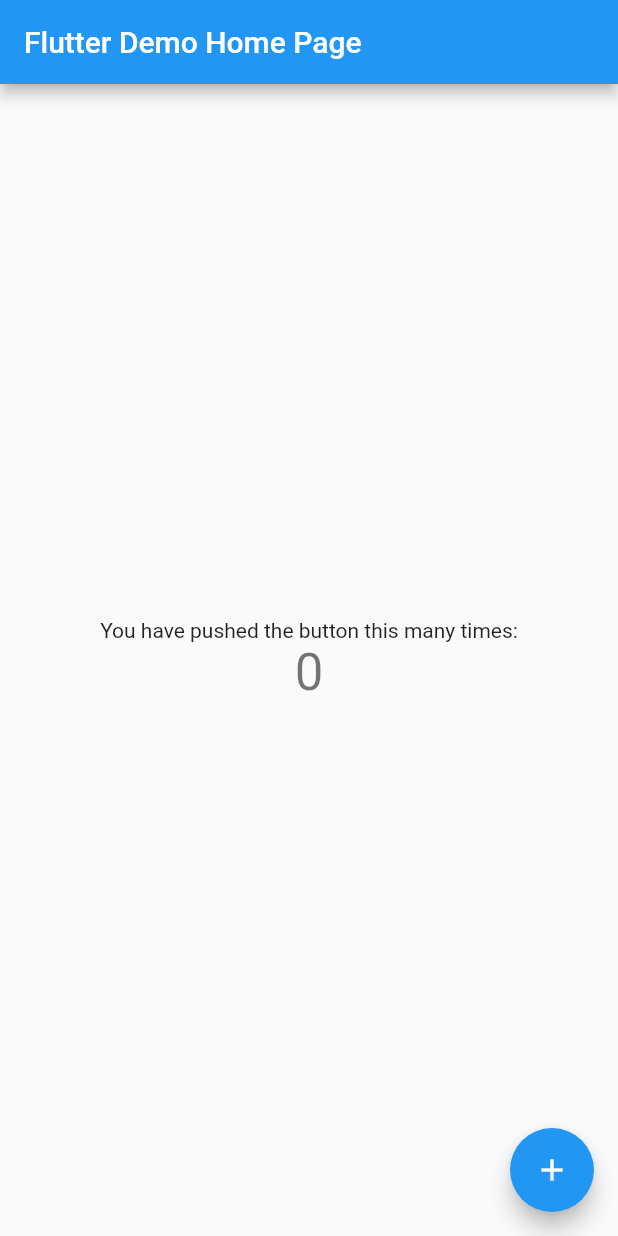
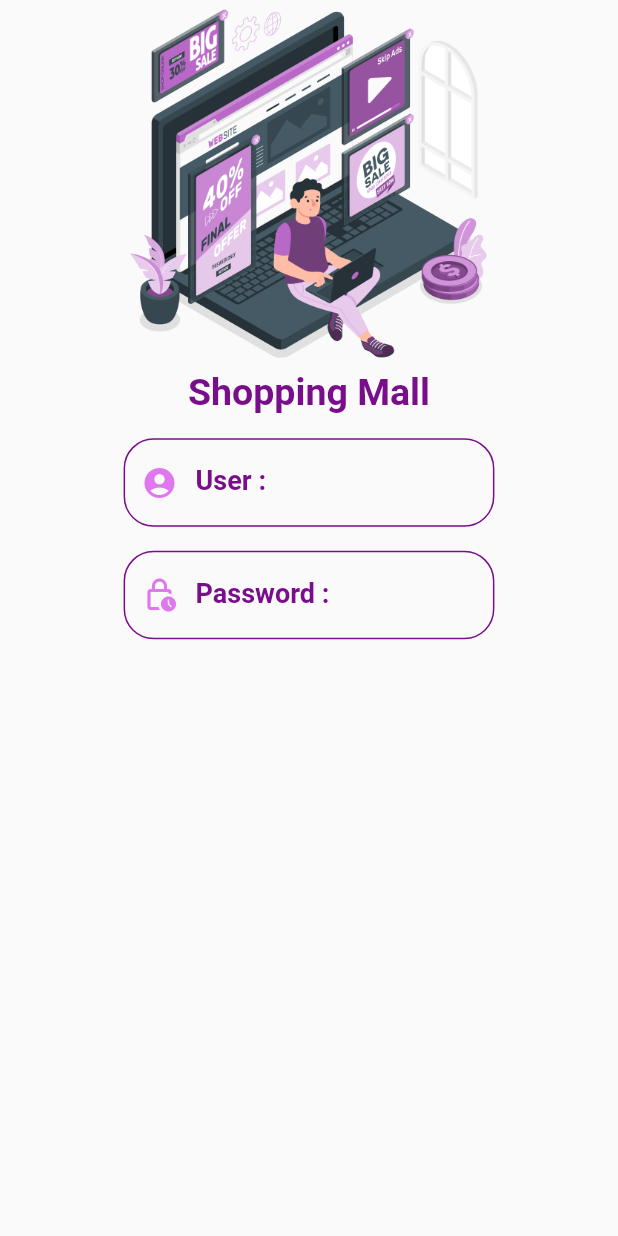
Before and after one commit to laoporxiong/ShopingMall, a Flutter app: the screen it shows after launch, on a phone screen of 412 x 824 dp. Run offline on Flutter 3.47's test engine with Material 2 defaults, Android fonts, the phone set to English and light mode, and no system bars.

Commit message:
Update today

```diff
--- a/lib/main.dart
+++ b/lib/main.dart
@@ -1,115 +1,37 @@
 import 'package:flutter/material.dart';
+import 'package:shopingmall/state/authen.dart';
+import 'package:shopingmall/state/buyer_service.dart';
+import 'package:shopingmall/state/create_account.dart';
+import 'package:shopingmall/state/rider_service.dart';
+import 'package:shopingmall/state/seller_service.dart';
+import 'package:shopingmall/utility/my_constant.dart';
 
-void main() {
-  runApp(const MyApp());
+
+final Map<String,WidgetBuilder>map = {
+'/authen':(BuildContext context)=>Authen(),
+'/createAccount':(BuildContext context)=>CreateAccount(),
+'/buyerService':(BuildContext context)=>BuyerService(),
+'/sellerService':(BuildContext context)=>SellerService(),
+'/riderService':(BuildContext context)=>RiderService(),
+};
+String? initailiRoute;
+
+void main(){
+  initailiRoute = MyConstant.rounteAuthen;
+  runApp(MyApp());
 }
 
+
 class MyApp extends StatelessWidget {
-  const MyApp({Key? key}) : super(key: key);
+  const MyApp({ Key? key }) : super(key: key);
 
-  // This widget is the root of your application.
   @override
   Widget build(BuildContext context) {
     return MaterialApp(
-      title: 'Flutter Demo',
-      theme: ThemeData(
-        // This is the theme of your application.
-        //
-        // Try running your application with "flutter run". You'll see the
-        // application has a blue toolbar. Then, without quitting the app, try
-        // changing the primarySwatch below to Colors.green and then invoke
-        // "hot reload" (press "r" in the console where you ran "flutter run",
-        // or simply save your changes to "hot reload" in a Flutter IDE).
-        // Notice that the counter didn't reset back to zero; the application
-        // is not restarted.
-        primarySwatch: Colors.blue,
-      ),
-      home: const MyHomePage(title: 'Flutter Demo Home Page'),
+      title: MyConstant.appName,
+      routes: map,
+      initialRoute: initailiRoute,
+
     );
   }
 }
-
-class MyHomePage extends StatefulWidget {
-  const MyHomePage({Key? key, required this.title}) : super(key: key);
-
-  // This widget is the home page of your application. It is stateful, meaning
-  // that it has a State object (defined below) that contains fields that affect
-  // how it looks.
-
-  // This class is the configuration for the state. It holds the values (in this
-  // case the title) provided by the parent (in this case the App widget) and
-  // used by the build method of the State. Fields in a Widget subclass are
-  // always marked "final".
-
-  final String title;
-
-  @override
-  State<MyHomePage> createState() => _MyHomePageState();
-}
-
-class _MyHomePageState extends State<MyHomePage> {
-  int _counter = 0;
-
-  void _incrementCounter() {
-    setState(() {
-      // This call to setState tells the Flutter framework that something has
-      // changed in this State, which causes it to rerun the build method below
-      // so that the display can reflect the updated values. If we changed
-      // _counter without calling setState(), then the build method would not be
-      // called again, and so nothing would appear to happen.
-      _counter++;
-    });
-  }
-
-  @override
-  Widget build(BuildContext context) {
-    // This method is rerun every time setState is called, for instance as done
-    // by the _incrementCounter method above.
-    //
-    // The Flutter framework has been optimized to make rerunning build methods
-    // fast, so that you can just rebuild anything that needs updating rather
-    // than having to individually change instances of widgets.
-    return Scaffold(
-      appBar: AppBar(
-        // Here we take the value from the MyHomePage object that was created by
-        // the App.build method, and use it to set our appbar title.
-        title: Text(widget.title),
-      ),
-      body: Center(
-        // Center is a layout widget. It takes a single child and positions it
-        // in the middle of the parent.
-        child: Column(
-          // Column is also a layout widget. It takes a list of children and
-          // arranges them vertically. By default, it sizes itself to fit its
-          // children horizontally, and tries to be as tall as its parent.
-          //
-          // Invoke "debug painting" (press "p" in the console, choose the
-          // "Toggle Debug Paint" action from the Flutter Inspector in Android
-          // Studio, or the "Toggle Debug Paint" command in Visual Studio Code)
-          // to see the wireframe for each widget.
-          //
-          // Column has various properties to control how it sizes itself and
-          // how it positions its children. Here we use mainAxisAlignment to
-          // center the children vertically; the main axis here is the vertical
-          // axis because Columns are vertical (the cross axis would be
-          // horizontal).
-          mainAxisAlignment: MainAxisAlignment.center,
-          children: <Widget>[
-            const Text(
-              'You have pushed the button this many times:',
-            ),
-            Text(
-              '$_counter',
-              style: Theme.of(context).textTheme.headline4,
-            ),
-          ],
-        ),
-      ),
-      floatingActionButton: FloatingActionButton(
-        onPressed: _incrementCounter,
-        tooltip: 'Increment',
-        child: const Icon(Icons.add),
-      ), // This trailing comma makes auto-formatting nicer for build methods.
-    );
-  }
-}
--- /dev/null
+++ b/lib/state/authen.dart
@@ -0,0 +1,116 @@
+import 'package:flutter/material.dart';
+import 'package:shopingmall/utility/my_constant.dart';
+import 'package:shopingmall/widget/show_image.dart';
+import 'package:shopingmall/widget/show_title.dart';
+
+class Authen extends StatefulWidget {
+  const Authen({Key? key}) : super(key: key);
+
+  @override
+  _AuthenState createState() => _AuthenState();
+}
+
+class _AuthenState extends State<Authen> {
+
+bool statusRedEye = true;
+
+  @override
+  Widget build(BuildContext context) {
+    double size = MediaQuery.of(context).size.width;
+    return Scaffold(
+      body: SafeArea(
+        child: ListView(
+          children: [
+            buidImage(size),
+            buildAppName(),
+            buildUser(size),
+            buildPassword(size)
+          ],
+        ),
+      ),
+    );
+  }
+
+  Row buildUser(double size) {
+    return Row(
+      mainAxisAlignment: MainAxisAlignment.center,
+      children: [
+        Container(
+          margin: EdgeInsets.only(top: 16),
+          width: size * 0.6,
+          child: TextFormField(
+            decoration: InputDecoration(
+              labelStyle: MyConstant().h2Style(),
+              labelText: 'User :',
+              prefixIcon: Icon(
+                Icons.account_circle,
+                color: MyConstant.ligth,
+              ),
+              enabledBorder: OutlineInputBorder(
+                borderSide: BorderSide(color: MyConstant.dart),
+                borderRadius: BorderRadius.circular(20),
+              ),
+              focusedBorder: OutlineInputBorder(
+                borderSide: BorderSide(color: MyConstant.ligth),
+                borderRadius: BorderRadius.circular(20),
+              ),
+            ),
+          ),
+        ),
+      ],
+    );
+  }
+
+  Row buildPassword(double size) {
+    return Row(
+      mainAxisAlignment: MainAxisAlignment.center,
+      children: [
+        Container(
+          margin: EdgeInsets.only(top: 16),
+          width: size * 0.6,
+          child: TextFormField( obscureText: statusRedEye,
+            decoration: InputDecoration(
+              labelStyle: MyConstant().h2Style(),
+              labelText: 'Password :',
+              prefixIcon: Icon(
+                Icons.lock_clock_outlined,
+                color: MyConstant.ligth,
+              ),
+              enabledBorder: OutlineInputBorder(
+                borderSide: BorderSide(color: MyConstant.dart),
+                borderRadius: BorderRadius.circular(20),
+              ),
+              focusedBorder: OutlineInputBorder(
+                borderSide: BorderSide(color: MyConstant.ligth),
+                borderRadius: BorderRadius.circular(20),
+              ),
+            ),
+          ),
+        ),
+      ],
+    );
+  }
+
+  Row buildAppName() {
+    return Row(
+      mainAxisAlignment: MainAxisAlignment.center,
+      children: [
+        ShowTitle(title: MyConstant.appName, textStyle: MyConstant().h1Style()),
+      ],
+    );
+  }
+
+  Row buidImage(double size) {
+    return Row(
+      mainAxisAlignment: MainAxisAlignment.center,
+      children: [
+        Container(
+          width: size * 0.6,
+          child: ShowImage(
+            pathImage: MyConstant.image4,
+          ),
+        ),
+      ],
+    );
+  }
+}
--- /dev/null
+++ b/lib/state/buyer_service.dart
@@ -0,0 +1,18 @@
+import 'package:flutter/material.dart';
+
+
+class BuyerService extends StatefulWidget {
+  const BuyerService({ Key? key }) : super(key: key);
+
+  @override
+  _BuyerServiceState createState() => _BuyerServiceState();
+}
+
+class _BuyerServiceState extends State<BuyerService> {
+  @override
+  Widget build(BuildContext context) {
+    return Container(
+
+    );
+  }
+}
--- /dev/null
+++ b/lib/state/create_account.dart
@@ -0,0 +1,18 @@
+import 'package:flutter/material.dart';
+
+
+class CreateAccount extends StatefulWidget {
+  const CreateAccount({ Key? key }) : super(key: key);
+
+  @override
+  _CreateAccountState createState() => _CreateAccountState();
+}
+
+class _CreateAccountState extends State<CreateAccount> {
+  @override
+  Widget build(BuildContext context) {
+    return Container(
+
+    );
+  }
+}
--- /dev/null
+++ b/lib/state/rider_service.dart
@@ -0,0 +1,18 @@
+import 'package:flutter/material.dart';
+
+
+class RiderService extends StatefulWidget {
+  const RiderService({ Key? key }) : super(key: key);
+
+  @override
+  _RiderServiceState createState() => _RiderServiceState();
+}
+
+class _RiderServiceState extends State<RiderService> {
+  @override
+  Widget build(BuildContext context) {
+    return Container(
+
+    );
+  }
+}
--- /dev/null
+++ b/lib/state/seller_service.dart
@@ -0,0 +1,18 @@
+import 'package:flutter/material.dart';
+
+
+class SellerService extends StatefulWidget {
+  const SellerService({ Key? key }) : super(key: key);
+
+  @override
+  _SellerServiceState createState() => _SellerServiceState();
+}
+
+class _SellerServiceState extends State<SellerService> {
+  @override
+  Widget build(BuildContext context) {
+    return Container(
+
+    );
+  }
+}
--- /dev/null
+++ b/lib/utility/my_constant.dart
@@ -0,0 +1,33 @@
+import 'package:flutter/material.dart';
+
+class MyConstant {
+  //General
+  static String appName = 'Shopping Mall';
+
+  //Route
+  static String rounteAuthen = '/authen';
+  static String rounteCreateAccount = '/createAccount';
+  static String rounteBuyerService = '/buyerService';
+  static String rounteSellerService = '/sellerService';
+  static String rounteRiderService = '/riderService';
+
+  //Image
+
+  static String image1 = 'images/image1.png';
+  static String image2 = 'images/image2.png';
+  static String image3 = 'images/image3.png';
+  static String image4 = 'images/image4.png';
+
+  //Style
+  TextStyle h1Style() =>
+      TextStyle(fontSize: 25, color: dart, fontWeight: FontWeight.bold);
+      TextStyle h2Style() =>
+      TextStyle(fontSize: 18, color: dart, fontWeight: FontWeight.w700);
+      TextStyle h3Style() =>
+      TextStyle(fontSize: 12, color: dart, fontWeight: FontWeight.normal);
+
+  //Color
+  static Color primary = Color(0xffab47bc);
+  static Color dart = Color(0xff790e8b);
+  static Color ligth = Color(0xffdf78ef);
+}
--- /dev/null
+++ b/lib/widget/show_image.dart
@@ -0,0 +1,12 @@
+import 'package:flutter/material.dart';
+
+
+class ShowImage extends StatelessWidget {
+  final String pathImage;
+  const ShowImage({ Key? key,required this.pathImage }) : super(key: key);
+
+  @override
+  Widget build(BuildContext context) {
+    return Image.asset(pathImage);
+  }
+}
--- /dev/null
+++ b/lib/widget/show_title.dart
@@ -0,0 +1,15 @@
+import 'package:flutter/material.dart';
+
+
+class ShowTitle extends StatelessWidget {
+  final String title;
+  final TextStyle textStyle;
+  const ShowTitle({ Key? key ,required this.title,required this.textStyle,}) : super(key: key);
+
+  @override
+  Widget build(BuildContext context) {
+    return Text(title,style: textStyle,
+
+    );
+  }
+}
--- a/pubspec.yaml
+++ b/pubspec.yaml
@@ -58,8 +58,8 @@ flutter:
   uses-material-design: true
 
   # To add assets to your application, add an assets section, like this:
-  # assets:
-  #   - images/a_dot_burr.jpeg
+  assets:
+    - images/
   #   - images/a_dot_ham.jpeg
 
   # An image asset can refer to one or more resolution-specific "variants", see
```
Also changed, not shown: images/image1.png (added), images/image2.png (added), images/image3.png (added), images/image4.png (added).
